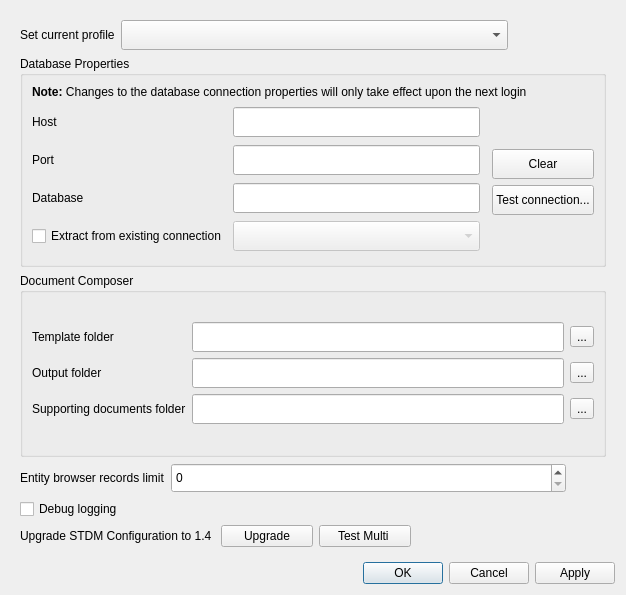
Above: ui/ui_options.ui from gltn/stdm before the change. Below: the same form after it.
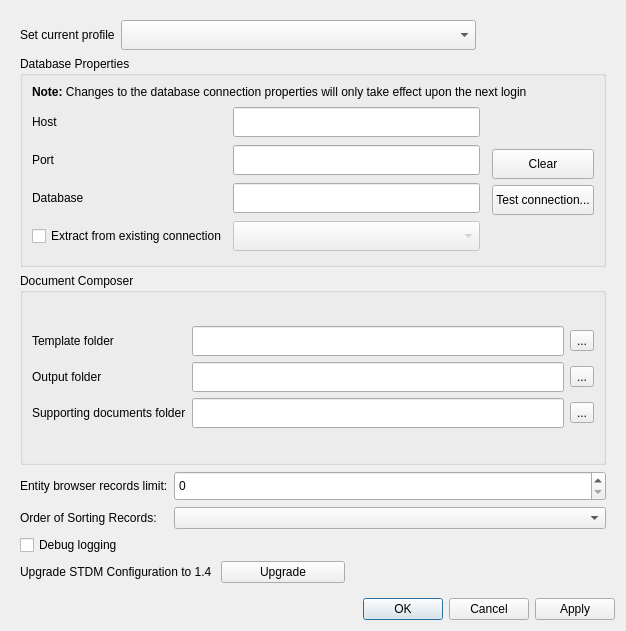
That is the form after the change. Icons and pictures are not drawn.

Commit message: Added basic entity sorting functionality

Patch:
```diff
--- a/ui/ui_options.ui
+++ b/ui/ui_options.ui
@@ -7,7 +7,7 @@
     <x>0</x>
     <y>0</y>
     <width>626</width>
-    <height>595</height>
+    <height>631</height>
    </rect>
   </property>
   <property name="sizePolicy">
@@ -40,99 +40,11 @@
         <x>0</x>
         <y>0</y>
         <width>608</width>
-        <height>540</height>
+        <height>576</height>
        </rect>
       </property>
       <layout class="QGridLayout" name="gridLayout_5">
-       <item row="0" column="0" colspan="4">
-        <layout class="QGridLayout" name="gridLayout_7" rowstretch="0">
-         <item row="0" column="0">
-          <widget class="QLabel" name="label">
-           <property name="text">
-            <string>Set current profile</string>
-           </property>
-          </widget>
-         </item>
-         <item row="0" column="1">
-          <widget class="QComboBox" name="cbo_profiles">
-           <property name="sizePolicy">
-            <sizepolicy hsizetype="Expanding" vsizetype="Fixed">
-             <horstretch>0</horstretch>
-             <verstretch>0</verstretch>
-            </sizepolicy>
-           </property>
-           <property name="minimumSize">
-            <size>
-             <width>0</width>
-             <height>30</height>
-            </size>
-           </property>
-          </widget>
-         </item>
-        </layout>
-       </item>
-       <item row="6" column="0" colspan="5">
-        <layout class="QHBoxLayout" name="horizontalLayout">
-         <item>
-          <widget class="QLabel" name="label_10">
-           <property name="text">
-            <string>Entity browser records limit</string>
-           </property>
-          </widget>
-         </item>
-         <item>
-          <widget class="QSpinBox" name="edtEntityRecords">
-           <property name="sizePolicy">
-            <sizepolicy hsizetype="Minimum" vsizetype="Fixed">
-             <horstretch>1</horstretch>
-             <verstretch>0</verstretch>
-            </sizepolicy>
-           </property>
-           <property name="minimumSize">
-            <size>
-             <width>0</width>
-             <height>30</height>
-            </size>
-           </property>
-          </widget>
-         </item>
-         <item>
-          <spacer name="horizontalSpacer">
-           <property name="orientation">
-            <enum>Qt::Horizontal</enum>
-           </property>
-           <property name="sizeHint" stdset="0">
-            <size>
-             <width>40</width>
-             <height>20</height>
-            </size>
-           </property>
-          </spacer>
-         </item>
-        </layout>
-       </item>
-       <item row="8" column="0">
-        <widget class="QCheckBox" name="chk_logging">
-         <property name="text">
-          <string>Debug logging</string>
-         </property>
-        </widget>
-       </item>
-       <item row="9" column="0">
-        <widget class="QLabel" name="label_9">
-         <property name="text">
-          <string>Upgrade STDM Configuration to 1.4 </string>
-         </property>
-        </widget>
-       </item>
-       <item row="9" column="1">
-        <widget class="QPushButton" name="upgradeButton">
-         <property name="text">
-          <string>Upgrade</string>
-         </property>
-        </widget>
-       </item>
-       <item row="3" column="0" colspan="5">
+       <item row="3" column="0" colspan="4">
         <widget class="QGroupBox" name="groupBox">
          <property name="title">
           <string>Database Properties</string>
@@ -320,7 +232,92 @@
          </layout>
         </widget>
        </item>
-       <item row="5" column="0" colspan="5">
+       <item row="0" column="0" colspan="3">
+        <layout class="QGridLayout" name="gridLayout_7" rowstretch="0">
+         <item row="0" column="0">
+          <widget class="QLabel" name="label">
+           <property name="text">
+            <string>Set current profile</string>
+           </property>
+          </widget>
+         </item>
+         <item row="0" column="1">
+          <widget class="QComboBox" name="cbo_profiles">
+           <property name="sizePolicy">
+            <sizepolicy hsizetype="Expanding" vsizetype="Fixed">
+             <horstretch>0</horstretch>
+             <verstretch>0</verstretch>
+            </sizepolicy>
+           </property>
+           <property name="minimumSize">
+            <size>
+             <width>0</width>
+             <height>30</height>
+            </size>
+           </property>
+          </widget>
+         </item>
+        </layout>
+       </item>
+       <item row="6" column="0" colspan="4">
+        <layout class="QGridLayout" name="gridLayout_6">
+         <item row="0" column="0">
+          <widget class="QLabel" name="label_10">
+           <property name="text">
+            <string>Entity browser records limit:</string>
+           </property>
+          </widget>
+         </item>
+         <item row="1" column="0">
+          <widget class="QLabel" name="label_11">
+           <property name="text">
+            <string>Order of Sorting Records:</string>
+           </property>
+          </widget>
+         </item>
+         <item row="1" column="1">
+          <widget class="QComboBox" name="cbSortOrder"/>
+         </item>
+         <item row="0" column="1">
+          <widget class="QSpinBox" name="edtEntityRecords">
+           <property name="sizePolicy">
+            <sizepolicy hsizetype="Minimum" vsizetype="Fixed">
+             <horstretch>1</horstretch>
+             <verstretch>0</verstretch>
+            </sizepolicy>
+           </property>
+           <property name="minimumSize">
+            <size>
+             <width>0</width>
+             <height>30</height>
+            </size>
+           </property>
+          </widget>
+         </item>
+        </layout>
+       </item>
+       <item row="8" column="0">
+        <widget class="QCheckBox" name="chk_logging">
+         <property name="text">
+          <string>Debug logging</string>
+         </property>
+        </widget>
+       </item>
+       <item row="9" column="0">
+        <widget class="QLabel" name="label_9">
+         <property name="text">
+          <string>Upgrade STDM Configuration to 1.4 </string>
+         </property>
+        </widget>
+       </item>
+       <item row="9" column="1">
+        <widget class="QPushButton" name="upgradeButton">
+         <property name="text">
+          <string>Upgrade</string>
+         </property>
+        </widget>
+       </item>
+       <item row="5" column="0" colspan="4">
         <widget class="QGroupBox" name="groupBox_3">
          <property name="sizePolicy">
           <sizepolicy hsizetype="Preferred" vsizetype="Fixed">
@@ -474,13 +471,6 @@
          </layout>
         </widget>
        </item>
-       <item row="9" column="2">
-        <widget class="QPushButton" name="btnTest">
-         <property name="text">
-          <string>Test Multi </string>
-         </property>
-        </widget>
-       </item>
       </layout>
      </widget>
     </widget>
```
The commit also changes 5 other files.
